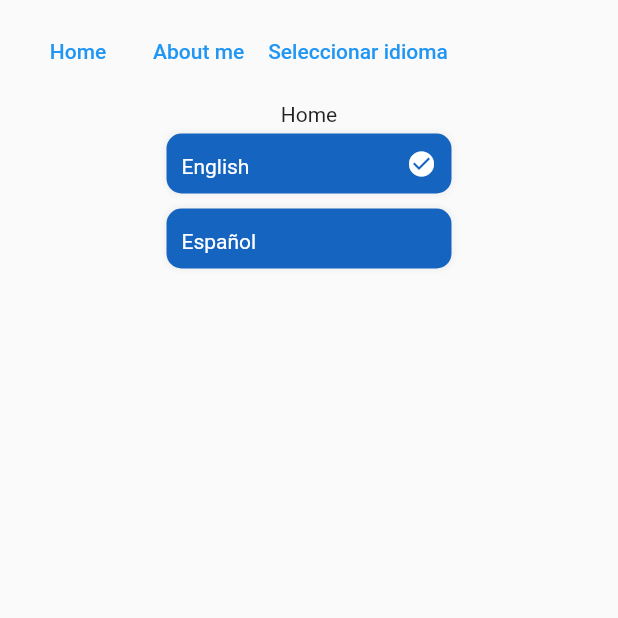
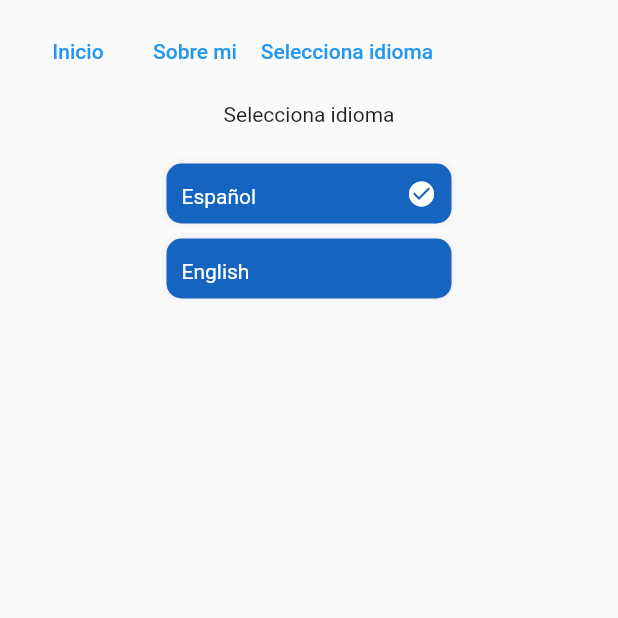
Before and after one commit to rodrigoBak-flutter/web_rodrigoBak, a Flutter app: the languagesView screen opened by its route, on a phone screen of 412 x 824 dp, the top half of it. Run offline on Flutter 3.47's test engine with Material 2 defaults, Android fonts, the phone set to English and light mode, and no system bars; our stand-ins replace get, get_it, shared_preferences; accounts and stored records are empty.

Commit message:
Web_rodrigoBak

```diff
--- a/lib/const.dart
+++ b/lib/const.dart
@@ -10,8 +10,9 @@
 
   static List<LanguageModel> languages = [
     LanguageModel(
+        languageCode: 'es', countryCode: 'ES', languageName: 'Español'),
+    LanguageModel(
         languageCode: 'en', countryCode: 'US', languageName: 'English'),
-    LanguageModel(
-        languageCode: 'es', countryCode: 'ES', languageName: 'Español'),
+
   ];
 }
--- a/lib/ui/shared/custom_app_menu.dart
+++ b/lib/ui/shared/custom_app_menu.dart
@@ -33,7 +33,7 @@
             CustomFlatButton(
               onPressed: () =>
                   locator<NavigationService>().navigateTo('/language'),
-              text: 'Seleccionar idioma',
+              text: 'selection'.tr,
               color: Colors.black,
             ),
           ],
--- a/lib/ui/views/languages_view.dart
+++ b/lib/ui/views/languages_view.dart
@@ -2,19 +2,20 @@
 import 'package:get/get.dart';
 import 'package:web_rodrigobak/lang/controllers/language_controller.dart';
 import 'package:web_rodrigobak/lang/language_widget.dart';
-
 
 class languagesView extends StatelessWidget {
   const languagesView({super.key});
 
   @override
   Widget build(BuildContext context) {
-    return SingleChildScrollView(
-      child:
-          GetBuilder<LocalizationController>(builder: (localizationController) {
+    return GetBuilder<LocalizationController>(
+        builder: (localizationController) {
       return Column(
         children: [
-            Text('home'.tr),
+          Text('selection'.tr),
+          SizedBox(
+            height: 20,
+          ),
           Container(
             width: 200,
             child: ListView.builder(
@@ -32,7 +33,6 @@
           ),
         ],
       );
-      }),
-    );
+    });
   }
 }
--- a/pubspec.yaml
+++ b/pubspec.yaml
@@ -36,7 +36,6 @@
   # Use with the CupertinoIcons class for iOS style icons.
   cupertino_icons: ^1.0.2
   get_it: ^7.2.0
-  provider:
   rive: ^0.9.1
   get:
   shared_preferences:
@@ -66,6 +65,7 @@
   # To add assets to your application, add an assets section, like this:
   assets:
   - assets/language/
+
   #   - images/a_dot_ham.jpeg
 
   # An image asset can refer to one or more resolution-specific "variants", see
```
Also changed, not shown: assets/language/en.json (+0 -7 lines), assets/language/es.json (+1 -8 lines), pubspec.lock. Lines whose indentation alone changed are shown as unchanged.
